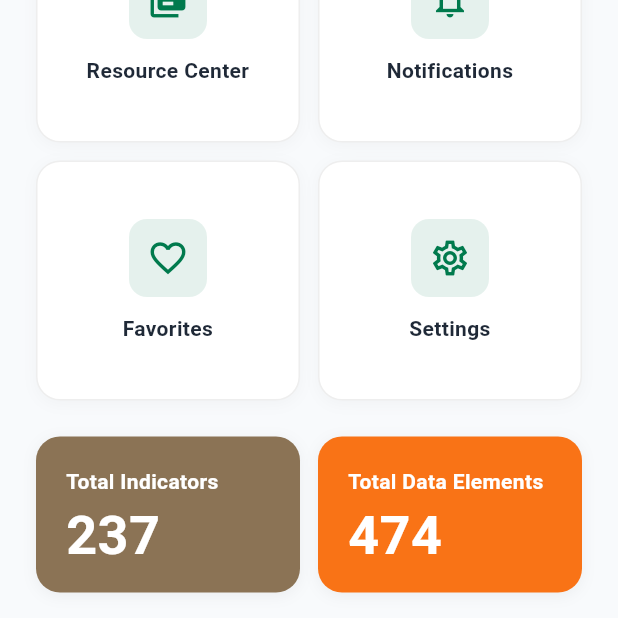
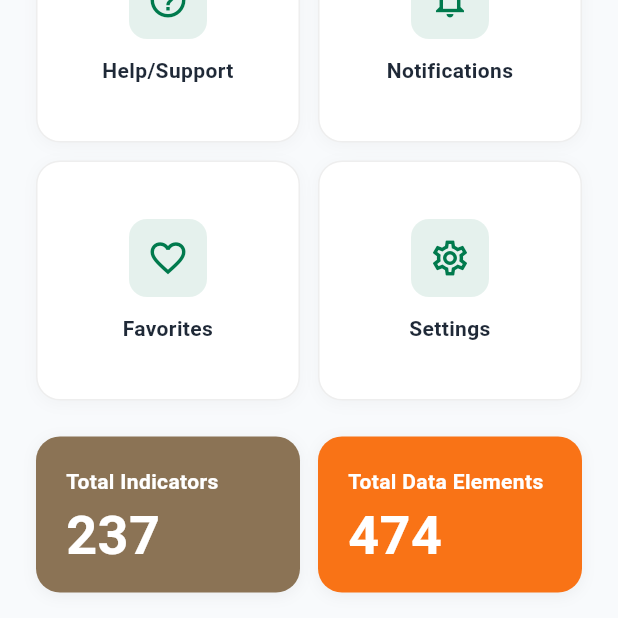
Before and after one commit to seventeen-squares/hiv_mer, a Flutter app: the HomeScreen screen opened by its route, scrolled down 576 dp, on a phone screen of 412 x 824 dp, the top half of it. Run offline on Flutter 3.47's test engine with Material 3 defaults, Android fonts, the phone set to English and light mode, and no system bars; our stand-ins replace share_plus, shared_preferences; accounts and stored records are empty; generated files the repository leaves out were written again; Roboto replaces fonts that are missing (SF Pro Display).

Commit message:
worked on new pages

```diff
--- a/lib/src/home/home_screen.dart
+++ b/lib/src/home/home_screen.dart
@@ -115,17 +115,20 @@ class _HomeScreenState extends State<HomeScreen> {
                       },
                     ),
                     NavigationCard(
+                      icon: Icons.library_books,
+                      title: 'Data Elements',
+                      onTap: () {
+                        // TODO: Navigate to Help
+
+                        MainNavigation.switchToTab(
+                            context, MainNavigation.dataElementsTab);
+                      },
+                    ),
+                    NavigationCard(
                       icon: Icons.help_outline,
                       title: 'Help/Support',
                       onTap: () {
                         // TODO: Navigate to Help
-                      },
-                    ),
-                    NavigationCard(
-                      icon: Icons.library_books,
-                      title: 'Resource Center',
-                      onTap: () {
-                        // TODO: Navigate to Resources
                       },
                     ),
                     NavigationCard(
```
